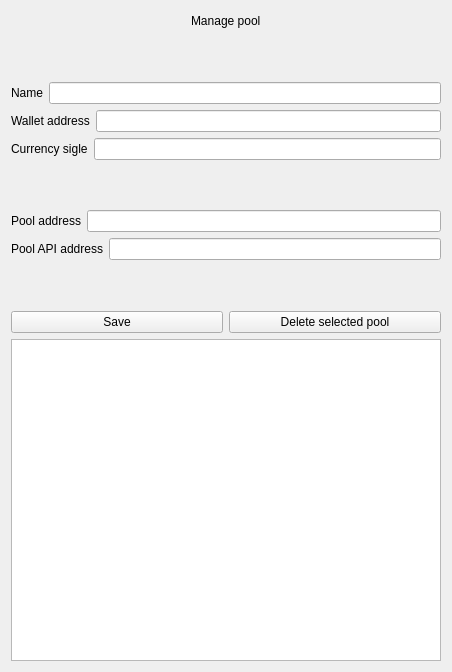
Old version of the form managepools.ui in the repository Christophedlr/PoolsAccountInformations.
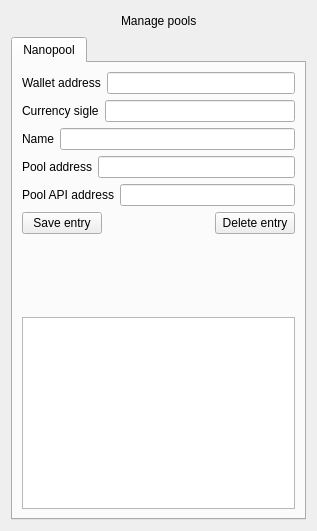
New version of the form.

Commit message:
Pool configuration
- Add a tab widget (one page per pool)
- Create specific manager for pool

Info:
Actually, this program manage Nanopool pool only

```diff
--- a/managepools.ui
+++ b/managepools.ui
@@ -6,16 +6,14 @@
    <rect>
     <x>0</x>
     <y>0</y>
-    <width>452</width>
-    <height>672</height>
+    <width>317</width>
+    <height>531</height>
    </rect>
   </property>
   <property name="windowTitle">
    <string>Manage pools</string>
   </property>
-  <layout class="QVBoxLayout" name="verticalLayout_2">
-   <item>
-    <layout class="QVBoxLayout" name="verticalLayout">
+  <layout class="QVBoxLayout" name="verticalLayout_3">
      <item>
       <layout class="QHBoxLayout" name="horizontalLayout_2">
        <item>
@@ -34,7 +32,7 @@
        <item>
         <widget class="QLabel" name="lb_pool">
          <property name="text">
-          <string>Manage pool</string>
+        <string>Manage pools</string>
          </property>
         </widget>
        </item>
@@ -54,34 +52,19 @@
       </layout>
      </item>
      <item>
-      <spacer name="verticalSpacer">
-       <property name="orientation">
-        <enum>Qt::Vertical</enum>
-       </property>
-       <property name="sizeHint" stdset="0">
-        <size>
-         <width>20</width>
-         <height>40</height>
-        </size>
-       </property>
-      </spacer>
-     </item>
+    <widget class="QTabWidget" name="tabWidget">
+     <property name="currentIndex">
+      <number>0</number>
+     </property>
+     <widget class="QWidget" name="nanopool">
+      <attribute name="title">
+       <string>Nanopool</string>
+      </attribute>
+      <layout class="QVBoxLayout" name="verticalLayout_2">
      <item>
-      <layout class="QHBoxLayout" name="horizontalLayout">
+        <layout class="QVBoxLayout" name="verticalLayout">
        <item>
-        <widget class="QLabel" name="label_4">
-         <property name="text">
-          <string>Name</string>
-         </property>
-        </widget>
-       </item>
-       <item>
-        <widget class="QLineEdit" name="edit_name"/>
-       </item>
-      </layout>
-     </item>
-     <item>
-      <layout class="QHBoxLayout" name="horizontalLayout_5">
+          <layout class="QHBoxLayout" name="horizontalLayout_3">
        <item>
         <widget class="QLabel" name="label_3">
          <property name="text">
@@ -90,12 +73,12 @@
         </widget>
        </item>
        <item>
-        <widget class="QLineEdit" name="edit_wallet_addr"/>
+            <widget class="QLineEdit" name="edit_nanopool_wallet"/>
        </item>
       </layout>
      </item>
      <item>
-      <layout class="QHBoxLayout" name="horizontalLayout_7">
+          <layout class="QHBoxLayout" name="horizontalLayout_4">
        <item>
         <widget class="QLabel" name="label_5">
          <property name="text">
@@ -104,25 +87,26 @@
         </widget>
        </item>
        <item>
-        <widget class="QLineEdit" name="edit_currency"/>
+            <widget class="QLineEdit" name="edit_nanopool_currency"/>
        </item>
       </layout>
      </item>
      <item>
-      <spacer name="verticalSpacer_3">
-       <property name="orientation">
-        <enum>Qt::Vertical</enum>
-       </property>
-       <property name="sizeHint" stdset="0">
-        <size>
-         <width>20</width>
-         <height>40</height>
-        </size>
-       </property>
-      </spacer>
+          <layout class="QHBoxLayout" name="horizontalLayout">
+           <item>
+            <widget class="QLabel" name="label_4">
+             <property name="text">
+              <string>Name</string>
+             </property>
+            </widget>
      </item>
      <item>
-      <layout class="QHBoxLayout" name="horizontalLayout_4">
+            <widget class="QLineEdit" name="edit_nanopool_name"/>
+           </item>
+          </layout>
+         </item>
+         <item>
+          <layout class="QHBoxLayout" name="horizontalLayout_5">
        <item>
         <widget class="QLabel" name="label">
          <property name="text">
@@ -131,12 +115,12 @@
         </widget>
        </item>
        <item>
-        <widget class="QLineEdit" name="edit_pool_addr"/>
+            <widget class="QLineEdit" name="edit_nanopool_addr"/>
        </item>
       </layout>
      </item>
      <item>
-      <layout class="QHBoxLayout" name="horizontalLayout_3">
+          <layout class="QHBoxLayout" name="horizontalLayout_6">
        <item>
         <widget class="QLabel" name="label_2">
          <property name="text">
@@ -145,39 +129,39 @@
         </widget>
        </item>
        <item>
-        <widget class="QLineEdit" name="edit_pool_api_addr"/>
+            <widget class="QLineEdit" name="edit_nanopool_api"/>
        </item>
       </layout>
      </item>
      <item>
-      <spacer name="verticalSpacer_2">
+          <layout class="QHBoxLayout" name="horizontalLayout_7">
+           <item>
+            <widget class="QPushButton" name="btn_nanopool_save">
+             <property name="text">
+              <string>Save entry</string>
+             </property>
+            </widget>
+           </item>
+           <item>
+            <spacer name="horizontalSpacer_3">
        <property name="orientation">
-        <enum>Qt::Vertical</enum>
+              <enum>Qt::Horizontal</enum>
        </property>
        <property name="sizeHint" stdset="0">
         <size>
-         <width>20</width>
-         <height>40</height>
+               <width>40</width>
+               <height>20</height>
         </size>
        </property>
       </spacer>
      </item>
      <item>
-      <layout class="QHBoxLayout" name="horizontalLayout_6">
-       <item>
-        <widget class="QPushButton" name="btn_save">
-         <property name="text">
-          <string>Save</string>
-         </property>
-        </widget>
-       </item>
-       <item>
-        <widget class="QPushButton" name="btn_delete">
+            <widget class="QPushButton" name="btn_nanopool_delete">
          <property name="enabled">
           <bool>true</bool>
          </property>
          <property name="text">
-          <string>Delete selected pool</string>
+              <string>Delete entry</string>
          </property>
         </widget>
        </item>
@@ -186,7 +170,24 @@
     </layout>
    </item>
    <item>
-    <widget class="QListWidget" name="list_pools"/>
+        <spacer name="verticalSpacer">
+         <property name="orientation">
+          <enum>Qt::Vertical</enum>
+         </property>
+         <property name="sizeHint" stdset="0">
+          <size>
+           <width>20</width>
+           <height>67</height>
+          </size>
+         </property>
+        </spacer>
+       </item>
+       <item>
+        <widget class="QListWidget" name="list_nanopool"/>
+       </item>
+      </layout>
+     </widget>
+    </widget>
    </item>
   </layout>
  </widget>
```
Lines whose indentation alone changed are shown as unchanged. The commit also changes 4 other files.
